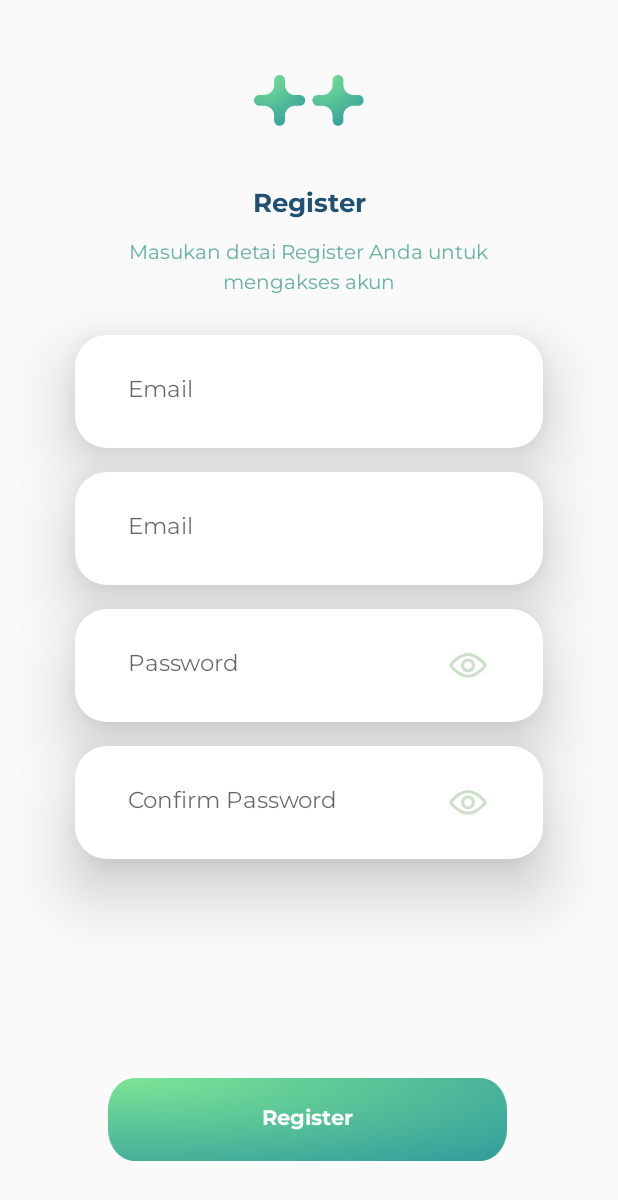
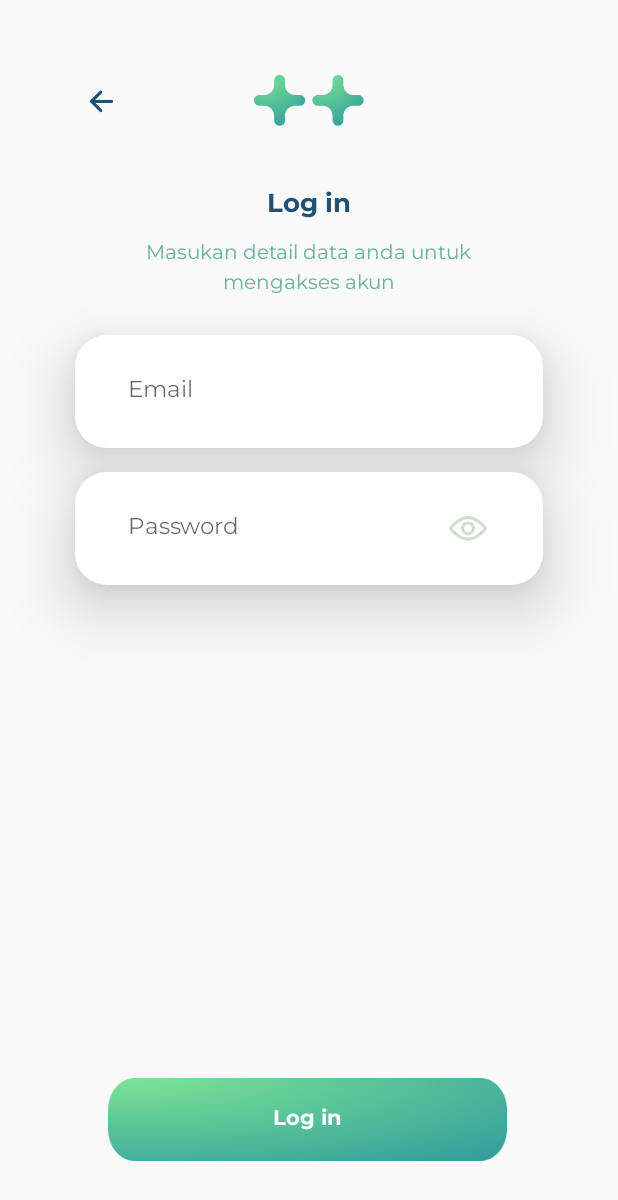
Before and after one commit to satriyoaji/android-covid19, an Android app: the LoginActivity screen opened directly, with no data from a screen before it, on a phone screen of 412 x 824 dp. Shown: the top 1200 px of the screen. Run offline under Robolectric (Android 15) with nearby library versions, the phone set to English and light mode, and no system bars; our stand-ins replace data binding; libraries missing offline, so code that uses them is left out: com.androidnetworking, com.androidnetworking.error, com.androidnetworking.interfaces; 2 statements that could not run were skipped.

Commit message:
layout login

```diff
--- a/app/src/main/res/layout/activity_login.xml
+++ b/app/src/main/res/layout/activity_login.xml
@@ -26,7 +26,7 @@
             android:layout_height="wrap_content"
             android:layout_marginTop="40dp"
             android:fontFamily="@font/montserrat_bold"
-            android:text="@string/register"
+            android:text="@string/login"
             android:textColor="@color/dark_blue"
             android:textSize="17sp"
             app:layout_constraintEnd_toEndOf="parent"
@@ -39,7 +39,7 @@
             android:layout_height="wrap_content"
             android:layout_marginTop="10dp"
             android:fontFamily="@font/montserrat"
-            android:text="@string/sub_register"
+            android:text="@string/sub_login_register_1"
             android:textColor="@color/soft_green"
             android:textSize="13sp"
             app:layout_constraintEnd_toEndOf="parent"
@@ -51,7 +51,7 @@
             android:layout_width="wrap_content"
             android:layout_height="wrap_content"
             android:fontFamily="@font/montserrat"
-            android:text="@string/sub_register_2"
+            android:text="@string/sub_login_register_2"
             android:textColor="@color/soft_green"
             android:textSize="13sp"
             app:layout_constraintEnd_toEndOf="parent"
@@ -59,7 +59,7 @@
             app:layout_constraintTop_toBottomOf="@+id/tv_sub_register" />
 
         <LinearLayout
-            android:id="@+id/layoutNama"
+            android:id="@+id/layoutEmail"
             android:layout_width="312dp"
             android:layout_height="75dp"
             android:orientation="horizontal"
@@ -71,33 +71,6 @@
             app:layout_constraintEnd_toEndOf="parent"
             app:layout_constraintStart_toStartOf="parent"
             app:layout_constraintTop_toBottomOf="@+id/tv_sub_register_2">
-
-            <EditText
-                android:id="@+id/etName"
-                android:layout_width="match_parent"
-                android:layout_height="wrap_content"
-                android:background="@android:color/transparent"
-                android:ems="10"
-                android:fontFamily="@font/montserrat"
-                android:hint="Email"
-                android:inputType="textEmailAddress"
-                android:textSize="15sp" />
-
-        </LinearLayout>
-
-        <LinearLayout
-            android:id="@+id/layoutEmail"
-            android:layout_width="312dp"
-            android:layout_height="75dp"
-            android:orientation="horizontal"
-            android:layout_marginTop="16dp"
-            android:background="@drawable/form_input"
-            android:elevation="25dp"
-            android:paddingHorizontal="35dp"
-            android:gravity="center_vertical"
-            app:layout_constraintEnd_toEndOf="parent"
-            app:layout_constraintStart_toStartOf="parent"
-            app:layout_constraintTop_toBottomOf="@+id/layoutNama">
 
             <EditText
                 android:id="@+id/etEmail"
@@ -145,47 +118,14 @@
 
         </LinearLayout>
 
-        <LinearLayout
-            android:id="@+id/layoutConfirmPassword"
-            android:layout_width="312dp"
-            android:layout_height="75dp"
-            android:orientation="horizontal"
-            android:layout_marginTop="16dp"
-            android:background="@drawable/form_input"
-            android:elevation="25dp"
-            android:paddingHorizontal="35dp"
-            android:gravity="center_vertical"
-            app:layout_constraintEnd_toEndOf="parent"
-            app:layout_constraintStart_toStartOf="parent"
-            app:layout_constraintTop_toBottomOf="@+id/layoutPassword">
-
-            <EditText
-                android:id="@+id/etConfirmPassword"
-                android:layout_width="214dp"
-                android:layout_height="wrap_content"
-                android:background="@android:color/transparent"
-                android:ems="10"
-                android:fontFamily="@font/montserrat"
-                android:hint="Confirm Password"
-                android:inputType="textPassword"
-                android:textSize="15sp" />
-
-            <ImageView
-                android:id="@+id/ivEyeConfirmPassword"
-                android:layout_width="wrap_content"
-                android:layout_height="wrap_content"
-                app:srcCompat="@drawable/eye" />
-
-        </LinearLayout>
-
         <Button
-            android:id="@+id/bt_register"
+            android:id="@+id/bt_login"
             android:layout_width="266dp"
             android:layout_height="55dp"
             android:layout_marginBottom="50dp"
             android:background="@drawable/group_7"
             android:fontFamily="@font/montserrat_bold"
-            android:text="@string/register"
+            android:text="@string/login"
             android:textAllCaps="false"
             android:textColor="@android:color/white"
             app:layout_constraintBottom_toBottomOf="parent"
@@ -193,6 +133,16 @@
             app:layout_constraintHorizontal_bias="0.494"
             app:layout_constraintStart_toStartOf="parent" />
 
+        <ImageView
+            android:id="@+id/btBack"
+            android:layout_width="wrap_content"
+            android:layout_height="wrap_content"
+            android:layout_marginStart="60dp"
+            android:layout_marginTop="60dp"
+            app:layout_constraintStart_toStartOf="parent"
+            app:layout_constraintTop_toTopOf="parent"
+            app:srcCompat="@drawable/icons__arrows__previuos" />
+
 
     </androidx.constraintlayout.widget.ConstraintLayout>
 </layout>
--- a/app/src/main/res/values/strings.xml
+++ b/app/src/main/res/values/strings.xml
@@ -5,8 +5,12 @@
     <string name="sudah_memiliki_akun">Sudah memiliki akun ?</string>
     <string name="masuk">Masuk</string>
 
+    <!-- Login -->
+    <string name="login">Log in</string>
+    <string name="sub_login_register_1">Masukan detail data anda untuk</string>
+    <string name="sub_login_register_2">mengakses akun</string>
+
     <!-- Register -->
     <string name="register">Register</string>
-    <string name="sub_register">Masukan detai Register Anda untuk</string>
-    <string name="sub_register_2">mengakses akun</string>
+
 </resources>
```
Also changed, not shown: app/src/main/res/layout/activity_register.xml (+150 -173 lines).
